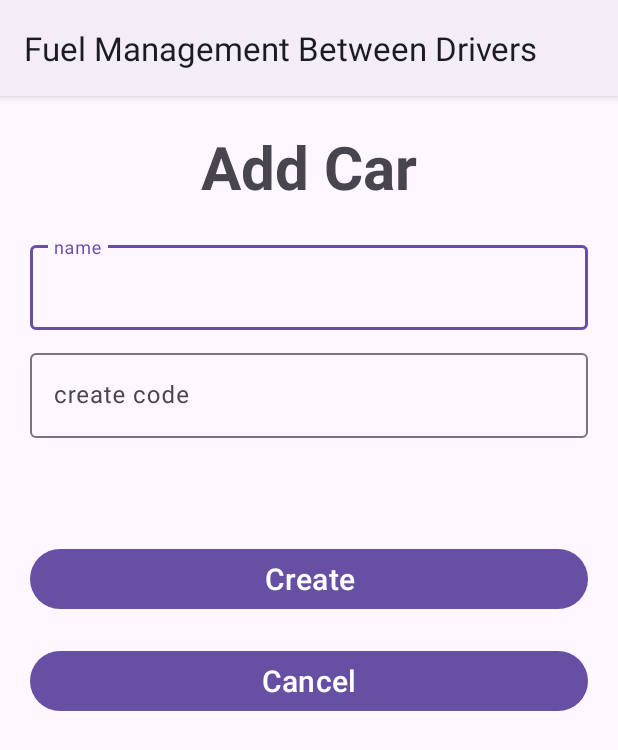
After one commit to sagi565/FuelManagementBetweenDrivers, an Android app: the AddCarActivity screen opened directly, with no data from a screen before it, on a phone screen of 412 x 824 dp. The commit adds this screen. Shown: the top 750 px of the screen. Run offline under Robolectric (Android 15) with nearby library versions, the phone set to English and light mode, and no system bars; our stand-ins replace Firebase (no records; nobody signed in at launch, a user with empty details on screens opened directly).

Commit message:
v5 - הוספת מודל, חיבור לבסיס נתונים והוספת רכב

```diff
--- /dev/null
+++ b/app/src/main/java/com/example/fuelmanagementbetweendrivers/AddCarActivity.java
@@ -0,0 +1,64 @@
+package com.example.fuelmanagementbetweendrivers;
+
+import androidx.appcompat.app.AppCompatActivity;
+
+import android.os.Bundle;
+import android.view.View;
+import android.widget.Button;
+import android.widget.TextView;
+import android.widget.Toast;
+
+import com.example.fuelmanagementbetweendrivers.Classes.Car;
+import com.example.fuelmanagementbetweendrivers.Classes.Model;
+import com.google.android.material.textfield.TextInputEditText;
+import com.google.firebase.auth.FirebaseAuth;
+import com.google.firebase.auth.FirebaseUser;
+
+public class AddCarActivity extends AppCompatActivity {
+    FirebaseAuth auth;
+
+    FirebaseUser user;
+
+    TextInputEditText editTextName, editTextCode;
+
+    Button buttonCreate, buttonCancel;
+
+    Model model = Model.getInstance();
+
+    @Override
+    protected void onCreate(Bundle savedInstanceState) {
+        super.onCreate(savedInstanceState);
+        setContentView(R.layout.activity_add_car);
+
+        editTextName = findViewById(R.id.name);
+        editTextCode = findViewById(R.id.code);
+        buttonCreate = findViewById(R.id.btnCreate);
+        buttonCancel = findViewById(R.id.btnCancel);
+
+        buttonCreate.setOnClickListener(new View.OnClickListener() {
+            @Override
+            public void onClick(View view) {
+                String name = editTextName.getText().toString();
+                String code = editTextCode.getText().toString();
+
+                if(name == ""){
+                    Toast.makeText(AddCarActivity.this, "Enter name", Toast.LENGTH_SHORT).show();
+                    return;
+                }
+                if(code == ""){
+                    Toast.makeText(AddCarActivity.this, "Enter code", Toast.LENGTH_SHORT).show();
+                    return;
+                }
+                Car car = new Car(name, code, model.getCurrentDriver().getDriverID());
+                model.getCurrentDriver().setCar(car);
+                model.addCar(car);
+
+                finish();
+
+
+            }
+        });
+
+
+    }
+}
--- a/app/src/main/java/com/example/fuelmanagementbetweendrivers/MainActivity.java
+++ b/app/src/main/java/com/example/fuelmanagementbetweendrivers/MainActivity.java
@@ -11,6 +11,8 @@ import android.view.View;
 import android.widget.Button;
 import android.widget.TextView;
 
+import com.example.fuelmanagementbetweendrivers.Classes.Driver;
+import com.example.fuelmanagementbetweendrivers.Classes.Model;
 import com.google.android.material.bottomnavigation.BottomNavigationView;
 import com.google.android.material.navigation.NavigationBarView;
 import com.google.firebase.auth.FirebaseAuth;
@@ -23,6 +25,10 @@ public class MainActivity extends AppCompatActivity {
     HomeFragment homeFragment = new HomeFragment();
     DashboardFragment dashboardFragment = new DashboardFragment();
     HistoryFragment historyFragment = new HistoryFragment();
+
+    Driver currentDriver;
+    private Model model = Model.getInstance();
+
 
     @Override
     protected void onCreate(Bundle savedInstanceState) {
--- /dev/null
+++ b/app/src/main/res/layout/activity_add_car.xml
@@ -0,0 +1,60 @@
+<?xml version="1.0" encoding="utf-8"?>
+<LinearLayout xmlns:android="http://schemas.android.com/apk/res/android"
+    xmlns:app="http://schemas.android.com/apk/res-auto"
+    xmlns:tools="http://schemas.android.com/tools"
+    android:layout_width="match_parent"
+    android:layout_height="match_parent"
+    tools:context=".AddCarActivity">
+    <LinearLayout
+        android:layout_width="match_parent"
+        android:layout_height="match_parent"
+        android:layout_margin="20dp"
+        android:orientation="vertical">
+
+        <TextView
+            android:id="@+id/txtAdd"
+            android:layout_width="match_parent"
+            android:layout_height="wrap_content"
+            android:layout_marginBottom="20dp"
+            android:gravity="center"
+            android:text="Add Car"
+            android:textSize="40sp"
+            android:textStyle="bold" />
+
+        <com.google.android.material.textfield.TextInputLayout
+            android:layout_width="match_parent"
+            android:layout_height="wrap_content">
+            <com.google.android.material.textfield.TextInputEditText
+                android:id="@+id/name"
+                android:hint="name"
+                android:layout_width="match_parent"
+                android:layout_height="wrap_content"/>
+        </com.google.android.material.textfield.TextInputLayout>
+
+        <com.google.android.material.textfield.TextInputLayout
+            android:layout_width="match_parent"
+            android:layout_height="wrap_content"
+            android:layout_marginTop="10dp">
+            <com.google.android.material.textfield.TextInputEditText
+                android:id="@+id/code"
+                android:hint="create code"
+                android:layout_width="match_parent"
+                android:layout_height="wrap_content"/>
+        </com.google.android.material.textfield.TextInputLayout>
+        <Button
+            android:id="@+id/btnCreate"
+            android:layout_width="match_parent"
+            android:layout_height="wrap_content"
+            android:layout_marginTop="70dp"
+            android:text="Create"
+            android:textSize="20sp" />
+        <Button
+            android:id="@+id/btnCancel"
+            android:layout_width="match_parent"
+            android:layout_height="wrap_content"
+            android:layout_marginTop="20dp"
+            android:text="Cancel"
+            android:textSize="20sp" />
+    </LinearLayout>
+
+</LinearLayout>
--- a/app/src/main/res/layout/fragment_home.xml
+++ b/app/src/main/res/layout/fragment_home.xml
@@ -32,6 +32,7 @@
     </LinearLayout>
 
     <Button
+        android:id="@+id/btnAddCar"
         android:layout_width="match_parent"
         android:layout_height="wrap_content"
         android:layout_marginTop="30dp"
```
Also changed, not shown: app/src/main/AndroidManifest.xml (+6 -3 lines), app/src/main/java/com/example/fuelmanagementbetweendrivers/Classes/Car.java (+34 -5 lines), app/src/main/java/com/example/fuelmanagementbetweendrivers/Classes/Driver.java (+18 -1 lines), app/src/main/java/com/example/fuelmanagementbetweendrivers/Classes/Model.java (+64 -0 lines), app/src/main/java/com/example/fuelmanagementbetweendrivers/HomeFragment.java (+10 -1 lines), app/src/main/java/com/example/fuelmanagementbetweendrivers/Register.java (+13 -2 lines).
